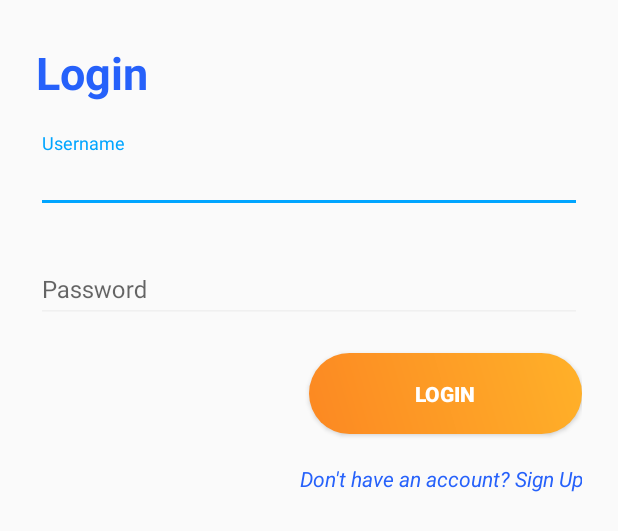
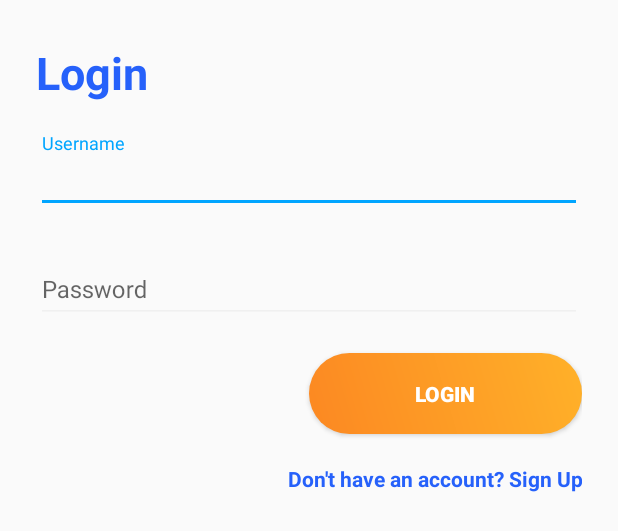
Before and after one commit to shivamsharma0325/Learning-Language, an Android app: the layout layout_login.xml on its own in the app's theme, with its tools: preview values and no code run, on a phone screen of 412 x 824 dp. Shown: the top 531 px of the screen. Run offline under Robolectric (Android 15) with nearby library versions, the phone set to English and light mode, and no system bars.

```diff
--- a/app/src/main/java/com/languagelearning/SplashActivity.java
+++ b/app/src/main/java/com/languagelearning/SplashActivity.java
@@ -22,7 +22,7 @@ public class SplashActivity extends AppCompatActivity {
                 try{
                     while(wait1<=ScreenDisplay )
                     {
-                        sleep(200);
+                        sleep(100);
                         wait1+=100;
                     }
                 }
--- a/app/src/main/res/layout/layout_login.xml
+++ b/app/src/main/res/layout/layout_login.xml
@@ -56,7 +56,7 @@
         android:id="@+id/tv_signup"
         style="@style/parent"
         android:textAlignment="textEnd"
-        android:textStyle="italic"
+        android:textStyle="bold"
         android:textColor="@color/primaryTextColor"
         android:text="@string/login_signup_hint"
         android:layout_marginTop="@dimen/loginViewsMargin"
```
